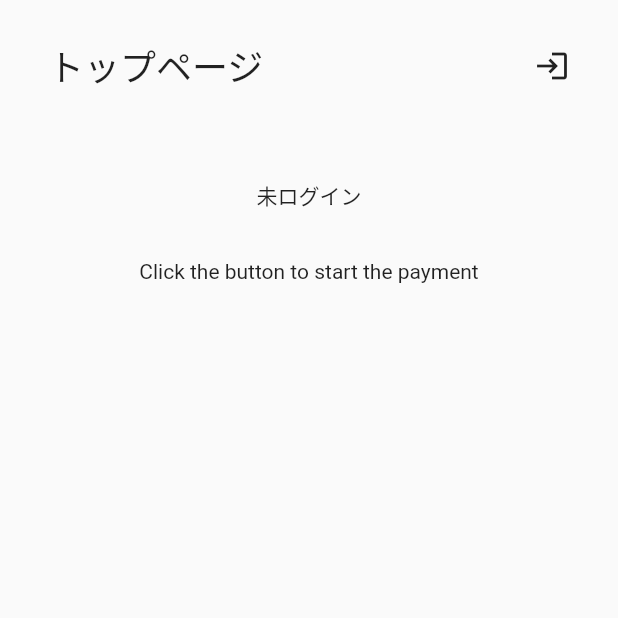
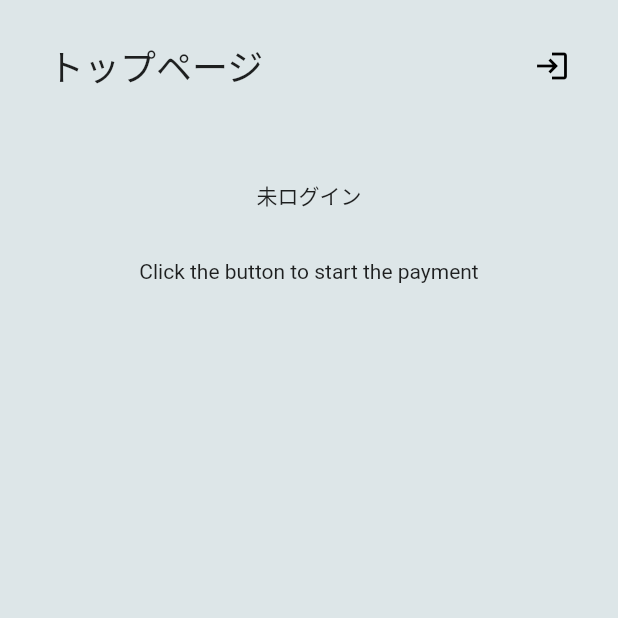
Before and after one commit to takapi327/flutter-firebase-authentication, a Flutter app: the screen it shows after launch, on a phone screen of 412 x 824 dp, the top half of it. Run offline on Flutter 3.47's test engine with Material 2 defaults, Android fonts, the phone set to English and light mode, and no system bars; drawn by our look-alikes of flutter_neumorphic; our stand-ins replace firebase_auth, firebase_core, font_awesome_flutter; missing offline and left inert: stripe_payment; accounts and stored records are empty.

Commit message:
Change Neurophic Design

```diff
--- a/lib/main.dart
+++ b/lib/main.dart
@@ -3,6 +3,7 @@ import 'package:firebase_core/firebase_core.dart';
 import 'package:flutter_firebase_authentication/auth/login.dart';
 import 'package:flutter_firebase_authentication/auth/signup.dart';
 import 'package:provider/provider.dart';
+import 'package:flutter_neumorphic/flutter_neumorphic.dart';
 
 import 'package:flutter_firebase_authentication/mvc/state/auth_store.dart';
 import 'package:flutter_firebase_authentication/mvc/state/stripe_store.dart';
@@ -27,11 +28,8 @@ Future<void> main() async {
 class MyApp extends StatelessWidget {
   @override
   Widget build(BuildContext context) {
-    return MaterialApp(
+    return NeumorphicApp(
       title: 'Flutter Demo',
-      theme: ThemeData(
-        primarySwatch: Colors.blue,
-      ),
       initialRoute: '/',
       routes: {
         '/':            (context) => TopPage(),
```
